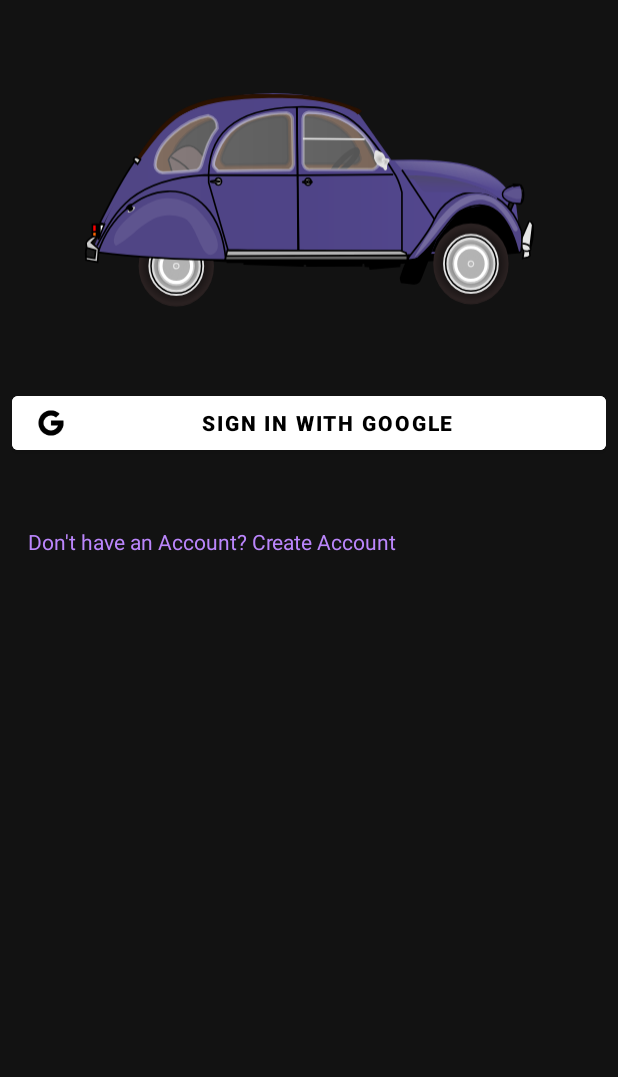
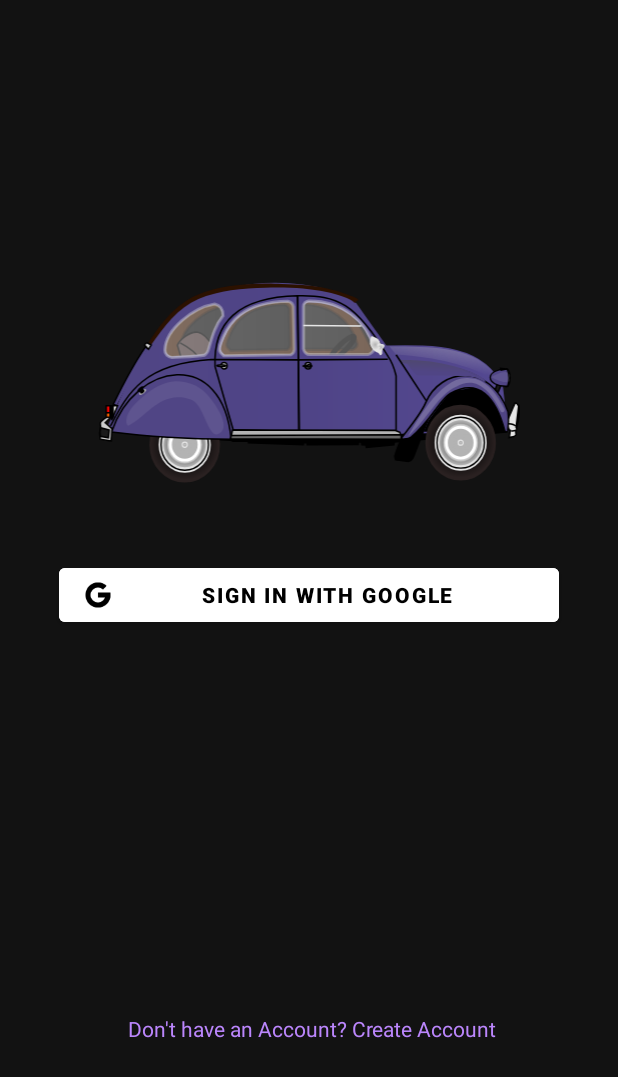
Before and after one commit to Njoguu/Q-Lipa, an Android app: the screen it shows after launch (SignIn), on a phone screen of 412 x 824 dp. Shown: the top 1077 px of the screen. Run offline under Robolectric (Android 15) with nearby library versions, the phone set to English and light mode, and no system bars; our stand-ins replace Firebase (no records; nobody signed in at launch, a user with empty details on screens opened directly).

Commit message:
Update SignIn page

```diff
--- a/app/src/main/java/com/example/q_lipa/SignIn.kt
+++ b/app/src/main/java/com/example/q_lipa/SignIn.kt
@@ -4,6 +4,7 @@ import android.app.Activity
 import android.content.Intent
 import androidx.appcompat.app.AppCompatActivity
 import android.os.Bundle
+import android.view.LayoutInflater
 import android.view.View
 import android.widget.Button
 import android.widget.EditText
@@ -25,13 +26,22 @@ class SignIn : AppCompatActivity() {
 
     private lateinit var auth : FirebaseAuth
     private lateinit var googleSIgnInClient: GoogleSignInClient
+    private lateinit var binding: ActivitySignInBinding
 
     override fun onCreate(savedInstanceState: Bundle?) {
         super.onCreate(savedInstanceState)
-        setContentView(R.layout.activity_sign_in)
+
+        binding = ActivitySignInBinding.inflate(layoutInflater)
+        setContentView(binding.root)
 
 //        Hide Action Bar
         supportActionBar?.hide()
+
+//        createAccount redirect
+        findViewById<TextView>(R.id.noAcc).setOnClickListener {
+            startActivity(Intent(this, SignUp::class.java))
+            finish()
+        }
 
 //        Implement Google Sign-In
         auth = FirebaseAuth.getInstance()
--- a/app/src/main/res/layout/activity_sign_in.xml
+++ b/app/src/main/res/layout/activity_sign_in.xml
@@ -1,5 +1,5 @@
 <?xml version="1.0" encoding="utf-8"?>
-<ScrollView
+<RelativeLayout
     xmlns:android="http://schemas.android.com/apk/res/android"
     xmlns:app="http://schemas.android.com/apk/res-auto"
     xmlns:tools="http://schemas.android.com/tools"
@@ -13,27 +13,28 @@
         android:layout_width="match_parent"
         android:layout_height="match_parent"
         android:padding="8dp"
-        android:orientation="vertical">
-
+        android:orientation="vertical"
+        android:gravity="center">
 
         <ImageView
             android:id="@+id/signInCarIcon"
             android:layout_width="300dp"
             android:layout_height="194dp"
             android:layout_margin="5dp"
-            android:paddingTop="45dp"
+            android:paddingTop="60dp"
             android:layout_gravity="center_horizontal"
             app:srcCompat="@drawable/car_icon" />
 
         <LinearLayout
             android:layout_width="match_parent"
             android:layout_height="wrap_content"
+            android:gravity="center"
             android:orientation="vertical"
             android:paddingTop="45dp">
 
             <com.google.android.material.button.MaterialButton
                 android:id="@+id/googleSignInBtn"
-                android:layout_width="match_parent"
+                android:layout_width="333dp"
                 android:layout_height="wrap_content"
                 android:backgroundTint="@color/white"
                 android:text="Sign In With Google"
@@ -46,16 +47,6 @@
                 app:iconTint="@color/black"/>
 
 
-
-        </LinearLayout>
-
-
-
-        <LinearLayout
-            android:layout_width="match_parent"
-            android:layout_height="wrap_content"
-            android:orientation="horizontal">
-
             <TextView
                 android:id="@+id/noAcc"
                 android:layout_width="wrap_content"
@@ -63,21 +54,11 @@
                 android:text="Don't have an Account? Create Account"
                 android:textColor="@color/purple_200"
                 android:paddingLeft="5dp"
-                android:paddingTop="45dp"
-                android:paddingBottom="10dp"
-                android:layout_gravity="center_horizontal"
+                android:paddingTop="250dp"
                 android:layout_margin="5dp"/>
 
         </LinearLayout>
-<!--        <ProgressBar-->
-<!--            android:layout_width="wrap_content"-->
-<!--            android:layout_height="wrap_content"-->
-<!--            style="?android:attr/progressBarStyleLarge"-->
-<!--            android:visibility="invisible"-->
-<!--            />-->
+
     </LinearLayout>
 
-
-
-
-</ScrollView>
+</RelativeLayout>
```
